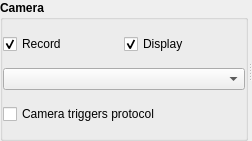
Before: the Qt Designer form lib/devices/Camera/ProtocolTemplate.ui in acq4/acq4, drawn with Qt 5.
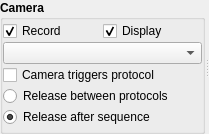
After: the same form once the commit is applied. Custom widgets are drawn as their Qt base class.

Commit message: fixes, fixes. Things are starting to look good again. Camera no longer needs to restart between protocols.

```diff
--- a/lib/devices/Camera/ProtocolTemplate.ui
+++ b/lib/devices/Camera/ProtocolTemplate.ui
@@ -6,8 +6,8 @@
    <rect>
     <x>0</x>
     <y>0</y>
-    <width>252</width>
-    <height>141</height>
+    <width>209</width>
+    <height>134</height>
    </rect>
   </property>
   <property name="windowTitle">
@@ -110,6 +110,35 @@
           </property>
          </widget>
         </item>
+        <item row="3" column="0" colspan="2">
+         <widget class="QRadioButton" name="releaseBetweenRadio">
+          <property name="font">
+           <font>
+            <weight>50</weight>
+            <bold>false</bold>
+           </font>
+          </property>
+          <property name="text">
+           <string>Release between protocols</string>
+          </property>
+         </widget>
+        </item>
+        <item row="4" column="0" colspan="2">
+         <widget class="QRadioButton" name="releaseAfterRadio">
+          <property name="font">
+           <font>
+            <weight>50</weight>
+            <bold>false</bold>
+           </font>
+          </property>
+          <property name="text">
+           <string>Release after sequence</string>
+          </property>
+          <property name="checked">
+           <bool>true</bool>
+          </property>
+         </widget>
+        </item>
        </layout>
       </widget>
      </widget>
```
The commit also changes 6 other files.
